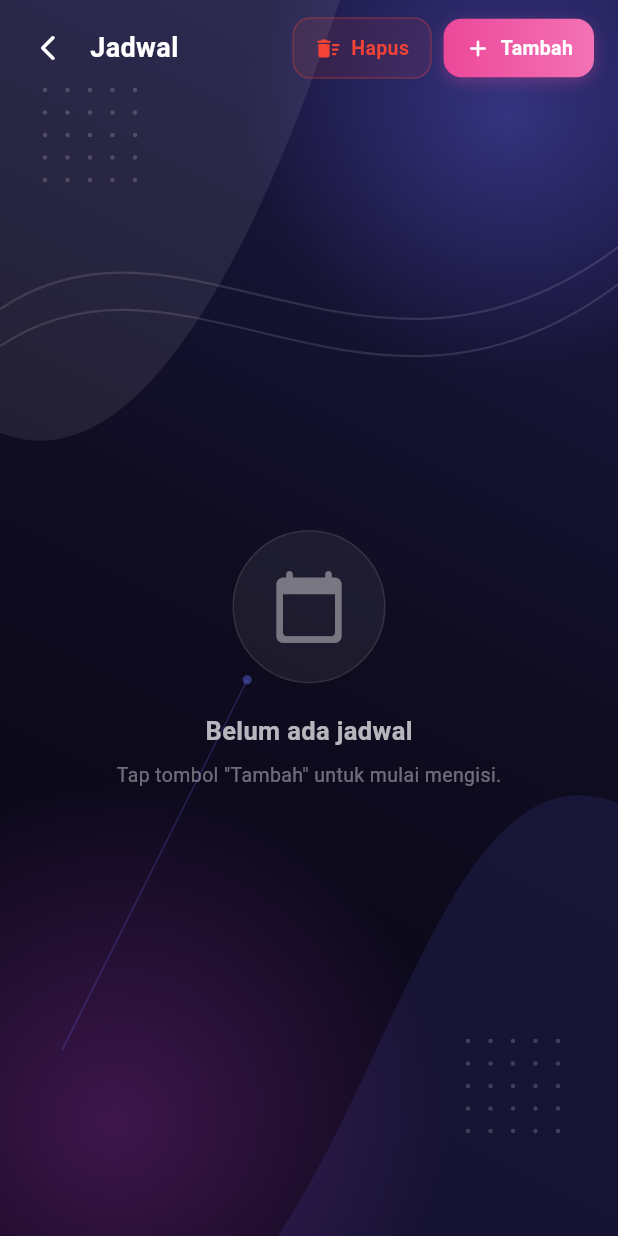
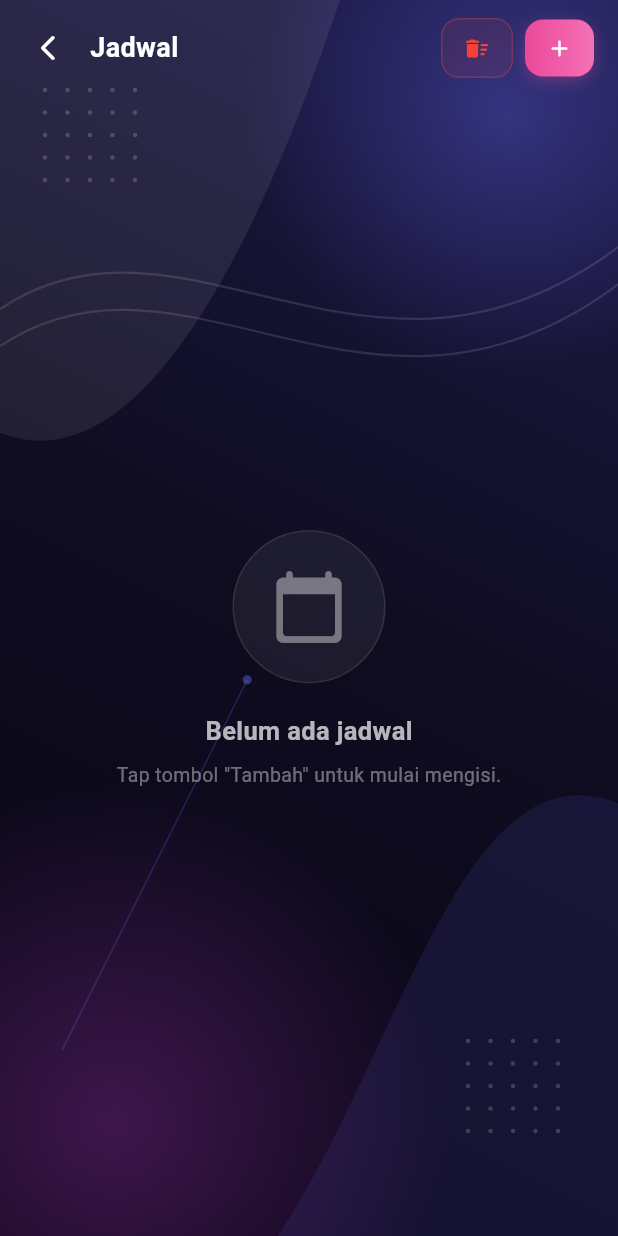
Before and after one commit to fadhlysyahputra02/sys-mng-sch, a Flutter app: the ClassSchedulePage screen opened directly with empty values, on a phone screen of 412 x 824 dp. Run offline on Flutter 3.47's test engine with Material 3 defaults, Android fonts, the phone set to English and light mode, and no system bars; our stand-ins replace cloud_firestore, file_picker, firebase_auth, firebase_core, firebase_messaging, firebase_storage and 7 more; missing offline and left inert: excel, is_lock_screen2, mobile_scanner; accounts and stored records are empty.

Commit message:
refactor: improve UI responsiveness, optimize schedule generation logic, and apply consistent theme coloring to dialogs

```diff
--- a/lib/features/schools/pages/schedule/Page/class_schedule_page.dart
+++ b/lib/features/schools/pages/schedule/Page/class_schedule_page.dart
@@ -71,6 +71,8 @@ class ClassSchedulePage extends StatelessWidget {
                       child: Text(
                         'Jadwal $className',
                         style: TextStyle(fontSize: 18, fontWeight: FontWeight.bold, color: titleColor),
+                        maxLines: 1,
+                        overflow: TextOverflow.ellipsis,
                       ),
                     ),
                     Container(
@@ -85,14 +87,16 @@ class ClassSchedulePage extends StatelessWidget {
                         child: InkWell(
                           borderRadius: BorderRadius.circular(12),
                           onTap: () => _showDeleteByClassConfirmationDialog(context),
-                          child: const Padding(
-                            padding: EdgeInsets.symmetric(horizontal: 14, vertical: 10),
+                          child: Padding(
+                            padding: const EdgeInsets.symmetric(horizontal: 14, vertical: 10),
                             child: Row(
                               mainAxisSize: MainAxisSize.min,
                               children: [
-                                Icon(Icons.delete_sweep_rounded, color: Colors.red, size: 18),
-                                SizedBox(width: 6),
-                                Text('Hapus', style: TextStyle(color: Colors.red, fontWeight: FontWeight.bold, fontSize: 13)),
+                                const Icon(Icons.delete_sweep_rounded, color: Colors.red, size: 18),
+                                if (MediaQuery.of(context).size.width > 600) ...[
+                                  const SizedBox(width: 6),
+                                  const Text('Hapus', style: TextStyle(color: Colors.red, fontWeight: FontWeight.bold, fontSize: 13)),
+                                ],
                               ],
                             ),
                           ),
@@ -119,14 +123,16 @@ class ClassSchedulePage extends StatelessWidget {
                         child: InkWell(
                           borderRadius: BorderRadius.circular(12),
                           onTap: () => _showAddScheduleDialog(context),
-                          child: const Padding(
-                            padding: EdgeInsets.symmetric(horizontal: 14, vertical: 10),
+                          child: Padding(
+                            padding: const EdgeInsets.symmetric(horizontal: 14, vertical: 10),
                             child: Row(
                               mainAxisSize: MainAxisSize.min,
                               children: [
-                                Icon(Icons.add_rounded, color: Colors.white, size: 18),
-                                SizedBox(width: 6),
-                                Text('Tambah', style: TextStyle(color: Colors.white, fontWeight: FontWeight.bold, fontSize: 13)),
+                                const Icon(Icons.add_rounded, color: Colors.white, size: 18),
+                                if (MediaQuery.of(context).size.width > 600) ...[
+                                  const SizedBox(width: 6),
+                                  const Text('Tambah', style: TextStyle(color: Colors.white, fontWeight: FontWeight.bold, fontSize: 13)),
+                                ],
                               ],
                             ),
                           ),
@@ -325,12 +331,16 @@ class ClassSchedulePage extends StatelessWidget {
                           ],
                         ),
                         clipBehavior: Clip.antiAlias,
+                        child: SingleChildScrollView(
+                          scrollDirection: Axis.horizontal,
+                          child: SizedBox(
+                            width: 740,
                             child: Table(
                               columnWidths: const {
-                            0: FlexColumnWidth(1.2), // Jam
-                            1: FlexColumnWidth(2.5), // Mata Pelajaran
-                            2: FlexColumnWidth(2.5), // Guru
-                            3: FlexColumnWidth(1.2), // Aksi
+                                0: FixedColumnWidth(160), // Jam (widened)
+                                1: FlexColumnWidth(2.5),  // Mata Pelajaran
+                                2: FlexColumnWidth(2.5),  // Guru
+                                3: FixedColumnWidth(130),   // Aksi (widened)
                               },
                               defaultVerticalAlignment: TableCellVerticalAlignment.middle,
                               children: [
@@ -415,7 +425,7 @@ class ClassSchedulePage extends StatelessWidget {
                                   ),
                                   // Aksi Cell
                                   Padding(
-                                    padding: const EdgeInsets.symmetric(horizontal: 16, vertical: 8),
+                                    padding: const EdgeInsets.symmetric(horizontal: 8, vertical: 8),
                                     child: Row(
                                       mainAxisAlignment: MainAxisAlignment.center,
                                       mainAxisSize: MainAxisSize.min,
@@ -442,6 +452,8 @@ class ClassSchedulePage extends StatelessWidget {
                               );
                             }),
                           ],
+                        ),
+                      ),
                     ),
                   )
                   ],
```
Also changed, not shown: lib/features/schools/pages/librarian/librarian_management_page.dart (+7 -4 lines), lib/features/schools/pages/officers/pages/officer_management_page.dart (+7 -4 lines), lib/features/schools/pages/schedule/Page/auto_schedule_generator_page.dart (+6 -13 lines), lib/features/teachers/pages/teacher_qr_attendance_page.dart (+20 -12 lines). Lines whose indentation alone changed are shown as unchanged.
